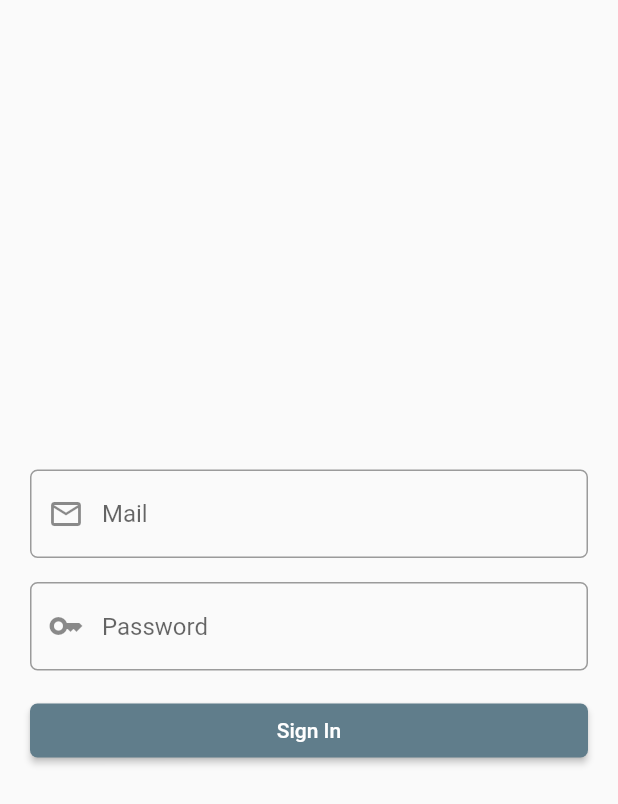
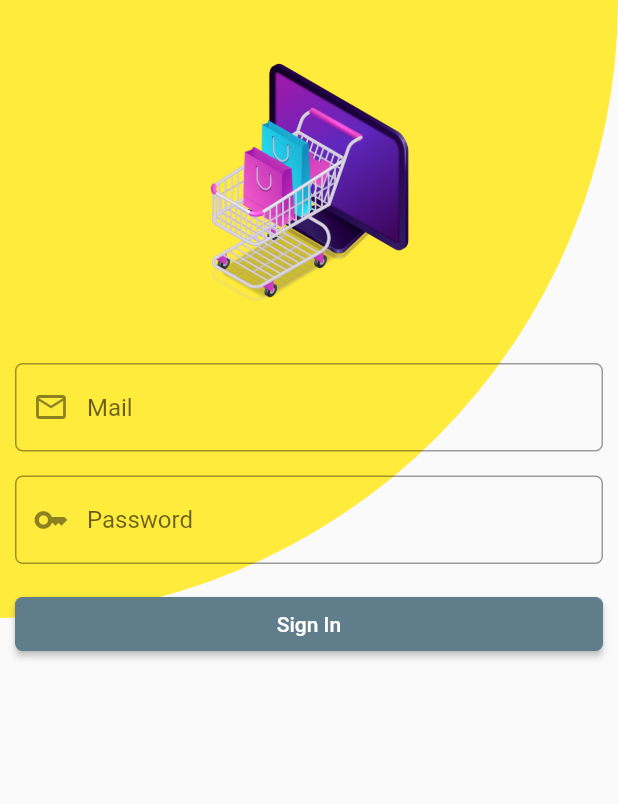
Before and after one commit to MizanurRemon/fake_store, a Flutter app: the screen it shows after launch, on a phone screen of 412 x 824 dp. Shown: the top 804 px of the screen. Run offline on Flutter 3.47's test engine with Material 2 defaults, Android fonts, the phone set to English and light mode, and no system bars; our stand-ins replace bottom_navy_bar, curved_navigation_bar, flashy_tab_bar2, fluttertoast, shared_preferences; missing offline and left inert: dart:ffi.

Commit message:
Work commit

```diff
--- a/lib/screen/login_page.dart
+++ b/lib/screen/login_page.dart
@@ -31,8 +31,109 @@ class _LoginPageState extends State<LoginPage> {
       height: screenHeight,
       width: screenWidth,
       //color: Colors.transparent,
-      padding: EdgeInsets.all(value * 2),
-      child: Column(
+      //padding: EdgeInsets.all(value * 2),
+      child: Stack(
+        children: [
+          Positioned(
+            right: 0,
+            top: -screenHeight / 2,
+            child: Container(
+              width: screenHeight,
+              height: screenHeight,
+              decoration:
+                  BoxDecoration(shape: BoxShape.circle, color: Colors.yellow),
+            ),
+          ),
+          Container(
+            padding: EdgeInsets.only(top: value*2, left: value, right: value),
+            child: Column(
+              mainAxisAlignment: MainAxisAlignment.start,
+              children: [
+                Image.asset(
+                  "assets/images/splash_image.png",
+                  width: screenWidth / 2,
+                  //height: 200,
+                ),
+                Divider(
+                  color: Colors.transparent,
+                ),
+                TextField(
+                  cursorColor: Colors.black,
+                  style: TextStyle(color: Colors.black),
+                  decoration: InputDecoration(
+                    focusedBorder: OutlineInputBorder(
+                      borderSide: BorderSide(color: Colors.black, width: 2.0),
+                      borderRadius: BorderRadius.circular(5.0),
+                    ),
+                    hintText: 'Mail',
+                    prefixIcon: Icon(Icons.mail_outline),
+                    border: OutlineInputBorder(
+                      borderRadius: BorderRadius.all(
+                        Radius.circular(5.0),
+                      ),
+                      borderSide: BorderSide(
+                        color: Colors.black,
+                        width: 1.0,
+                      ),
+                    ),
+                  ),
+                ),
+                Divider(
+                  color: Colors.transparent,
+                ),
+                TextField(
+                  cursorColor: Colors.black,
+                  style: const TextStyle(color: Colors.black),
+                  decoration: InputDecoration(
+                    focusedBorder: OutlineInputBorder(
+                      borderSide:
+                          const BorderSide(color: Colors.black, width: 2.0),
+                      borderRadius: BorderRadius.circular(5.0),
+                    ),
+                    hintText: 'Password',
+                    prefixIcon: const Icon(Icons.key),
+                    border: const OutlineInputBorder(
+                      borderRadius: BorderRadius.all(
+                        Radius.circular(5.0),
+                      ),
+                      borderSide: BorderSide(
+                        color: Colors.black,
+                        width: 1.0,
+                      ),
+                    ),
+                  ),
+                ),
+                const Divider(
+                  color: Colors.transparent,
+                ),
+                Container(
+                  width: screenWidth,
+                  child: ElevatedButton(
+                    onPressed: () {},
+                    style: ButtonStyle(
+                      foregroundColor:
+                          MaterialStateProperty.all<Color>(Colors.white),
+                      backgroundColor:
+                          MaterialStateProperty.all<Color>(Colors.blueGrey),
+                      shape: MaterialStateProperty.all<RoundedRectangleBorder>(
+                        RoundedRectangleBorder(
+                          borderRadius: BorderRadius.circular(5),
+                        ),
+                      ),
+                    ),
+                    child: const Text('Sign In'),
+                  ),
+                )
+              ],
+            ),
+          )
+        ],
+      ),
+    );
+  }
+}
+
+/*Column(
         mainAxisAlignment: MainAxisAlignment.center,
         children: [
           TextField(
@@ -101,7 +202,4 @@ class _LoginPageState extends State<LoginPage> {
             ),
           )
         ],
-      ),
-    );
-  }
-}
+      )*/
```
